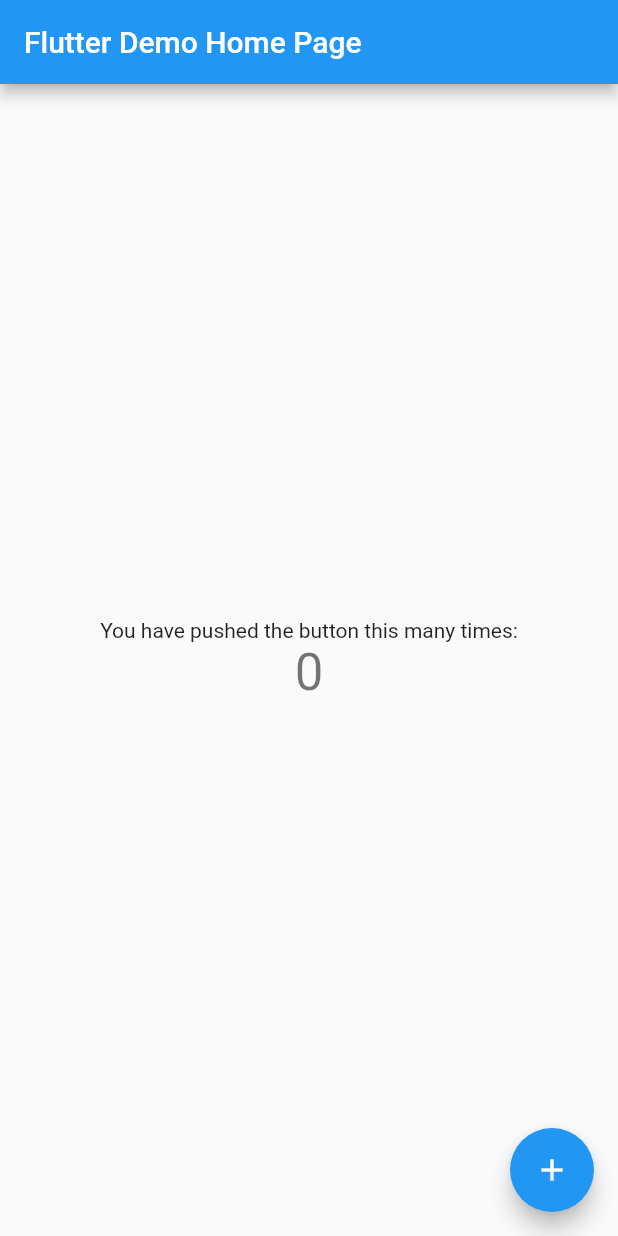
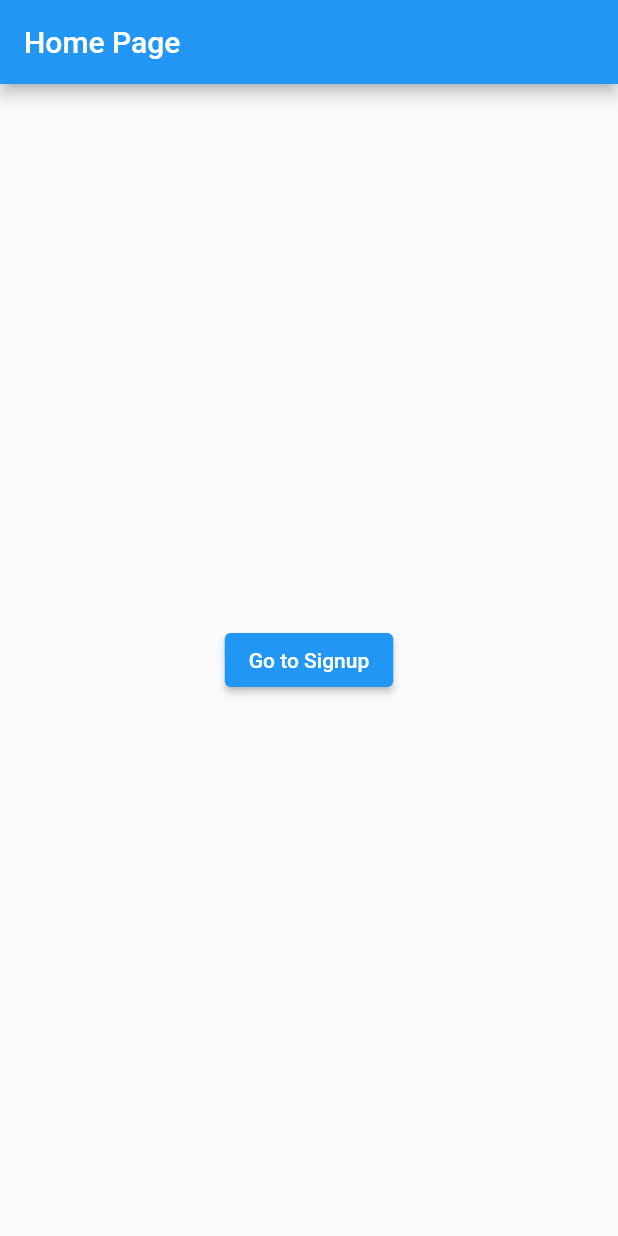
Before and after one commit to ysiddhapura/MoodTunes, a Flutter app: the screen it shows after launch, on a phone screen of 412 x 824 dp. Run offline on Flutter 3.47's test engine with Material 2 defaults, Android fonts, the phone set to English and light mode, and no system bars.

Commit message:
Added sign-up page

```diff
--- a/MoodTunes/lib/main.dart
+++ b/MoodTunes/lib/main.dart
@@ -1,115 +1,177 @@
 import 'package:flutter/material.dart';
+import 'sign_up.dart';
 
 void main() {
-  runApp(const MyApp());
+  runApp(MyApp());
 }
 
+
+// class MyApp extends StatelessWidget {
+//   const MyApp({super.key});
+//   @override
+//   Widget build(BuildContext context) {
+//     return MaterialApp(
+//       title: 'Flutter Demo',
+//       theme: ThemeData(
+//         primarySwatch: Colors.blue,
+//       ),
+//       home: MyHomePage(title: 'Flutter Demo Home Page'),
+//     );
+//   }
+// }
+
 class MyApp extends StatelessWidget {
-  const MyApp({super.key});
-
-  // This widget is the root of your application.
   @override
   Widget build(BuildContext context) {
     return MaterialApp(
-      title: 'Flutter Demo',
+      title: 'My App',
       theme: ThemeData(
-        // This is the theme of your application.
-        //
-        // Try running your application with "flutter run". You'll see the
-        // application has a blue toolbar. Then, without quitting the app, try
-        // changing the primarySwatch below to Colors.green and then invoke
-        // "hot reload" (press "r" in the console where you ran "flutter run",
-        // or simply save your changes to "hot reload" in a Flutter IDE).
-        // Notice that the counter didn't reset back to zero; the application
-        // is not restarted.
         primarySwatch: Colors.blue,
       ),
-      home: const MyHomePage(title: 'Flutter Demo Home Page'),
+      initialRoute: '/',
+      routes: {
+        '/': (context) => HomePage(),
+        '/signup': (context) => SignupPage(),
+      },
     );
   }
 }
 
-class MyHomePage extends StatefulWidget {
-  const MyHomePage({super.key, required this.title});
-
-  // This widget is the home page of your application. It is stateful, meaning
-  // that it has a State object (defined below) that contains fields that affect
-  // how it looks.
-
-  // This class is the configuration for the state. It holds the values (in this
-  // case the title) provided by the parent (in this case the App widget) and
-  // used by the build method of the State. Fields in a Widget subclass are
-  // always marked "final".
-
-  final String title;
-
-  @override
-  State<MyHomePage> createState() => _MyHomePageState();
-}
-
-class _MyHomePageState extends State<MyHomePage> {
-  int _counter = 0;
-
-  void _incrementCounter() {
-    setState(() {
-      // This call to setState tells the Flutter framework that something has
-      // changed in this State, which causes it to rerun the build method below
-      // so that the display can reflect the updated values. If we changed
-      // _counter without calling setState(), then the build method would not be
-      // called again, and so nothing would appear to happen.
-      _counter++;
-    });
-  }
-
+class HomePage extends StatelessWidget {
   @override
   Widget build(BuildContext context) {
-    // This method is rerun every time setState is called, for instance as done
-    // by the _incrementCounter method above.
-    //
-    // The Flutter framework has been optimized to make rerunning build methods
-    // fast, so that you can just rebuild anything that needs updating rather
-    // than having to individually change instances of widgets.
     return Scaffold(
       appBar: AppBar(
-        // Here we take the value from the MyHomePage object that was created by
-        // the App.build method, and use it to set our appbar title.
-        title: Text(widget.title),
+        title: Text('Home Page'),
       ),
       body: Center(
-        // Center is a layout widget. It takes a single child and positions it
-        // in the middle of the parent.
-        child: Column(
-          // Column is also a layout widget. It takes a list of children and
-          // arranges them vertically. By default, it sizes itself to fit its
-          // children horizontally, and tries to be as tall as its parent.
-          //
-          // Invoke "debug painting" (press "p" in the console, choose the
-          // "Toggle Debug Paint" action from the Flutter Inspector in Android
-          // Studio, or the "Toggle Debug Paint" command in Visual Studio Code)
-          // to see the wireframe for each widget.
-          //
-          // Column has various properties to control how it sizes itself and
-          // how it positions its children. Here we use mainAxisAlignment to
-          // center the children vertically; the main axis here is the vertical
-          // axis because Columns are vertical (the cross axis would be
-          // horizontal).
-          mainAxisAlignment: MainAxisAlignment.center,
-          children: <Widget>[
-            const Text(
-              'You have pushed the button this many times:',
-            ),
-            Text(
-              '$_counter',
-              style: Theme.of(context).textTheme.headlineMedium,
-            ),
-          ],
+        child: ElevatedButton(
+          child: Text('Go to Signup'),
+          onPressed: () {
+            Navigator.pushNamed(context, '/signup');
+          },
         ),
       ),
-      floatingActionButton: FloatingActionButton(
-        onPressed: _incrementCounter,
-        tooltip: 'Increment',
-        child: const Icon(Icons.add),
-      ), // This trailing comma makes auto-formatting nicer for build methods.
     );
   }
 }
+
+
+// class HomePage extends StatelessWidget {
+//   @override
+//   Widget build(BuildContext context) {
+//     return Scaffold(
+//       appBar: AppBar(
+//         title: Text('Home'),
+//       ),
+//       body: Center(
+//         child: ElevatedButton(
+//           onPressed: () {
+//             Navigator.push(
+//               context,
+//               MaterialPageRoute(builder: (context) => SignupPage()),
+//             );
+//           },
+//           child: Text('Sign up'),
+//         ),
+//       ),
+//     );
+//   }
+// }
+
+
+// class MyHomePage extends StatefulWidget {
+//   const MyHomePage({super.key, required this.title});
+
+//   // This widget is the home page of your application. It is stateful, meaning
+//   // that it has a State object (defined below) that contains fields that affect
+//   // how it looks.
+
+//   // This class is the configuration for the state. It holds the values (in this
+//   // case the title) provided by the parent (in this case the App widget) and
+//   // used by the build method of the State. Fields in a Widget subclass are
+//   // always marked "final".
+
+//   final String title;
+
+//   @override
+//   State<MyHomePage> createState() => _MyHomePageState();
+// }
+
+// class _MyHomePageState extends State<MyHomePage> {
+//   int _counter = 0;
+
+//   void _incrementCounter() {
+//     setState(() {
+//       // This call to setState tells the Flutter framework that something has
+//       // changed in this State, which causes it to rerun the build method below
+//       // so that the display can reflect the updated values. If we changed
+//       // _counter without calling setState(), then the build method would not be
+//       // called again, and so nothing would appear to happen.
+//       _counter++;
+//     });
+//   }
+
+//   // void _goToSignUpPage(BuildContext context) {
+//   //   Navigator.push(
+//   //     context,
+//   //     MaterialPageRoute(builder: (context) => SignUpPage()),
+//   //   );
+//   //   ElevatedButton(
+//   //     onPressed: () => _goToSignUpPage(context),
+//   //     child: const Text('Sign Up'),
+//   //   );
+//   // }
+
+//   @override
+//   Widget build(BuildContext context) {
+//     // This method is rerun every time setState is called, for instance as done
+//     // by the _incrementCounter method above.
+//     //
+//     // The Flutter framework has been optimized to make rerunning build methods
+//     // fast, so that you can just rebuild anything that needs updating rather
+//     // than having to individually change instances of widgets.
+//     return Scaffold(
+//       appBar: AppBar(
+//         // Here we take the value from the MyHomePage object that was created by
+//         // the App.build method, and use it to set our appbar title.
+//         title: Text(widget.title),
+//       ),
+//       body: Center(
+//         // Center is a layout widget. It takes a single child and positions it
+//         // in the middle of the parent.
+//         child: Column(
+//           // Column is also a layout widget. It takes a list of children and
+//           // arranges them vertically. By default, it sizes itself to fit its
+//           // children horizontally, and tries to be as tall as its parent.
+//           //
+//           // Invoke "debug painting" (press "p" in the console, choose the
+//           // "Toggle Debug Paint" action from the Flutter Inspector in Android
+//           // Studio, or the "Toggle Debug Paint" command in Visual Studio Code)
+//           // to see the wireframe for each widget.
+//           //
+//           // Column has various properties to control how it sizes itself and
+//           // how it positions its children. Here we use mainAxisAlignment to
+//           // center the children vertically; the main axis here is the vertical
+//           // axis because Columns are vertical (the cross axis would be
+//           // horizontal).
+//           mainAxisAlignment: MainAxisAlignment.center,
+//           children: <Widget>[
+//             const Text(
+//               'You have pushed the button this many times:',
+//             ),
+//             Text(
+//               '$_counter',
+//               style: Theme.of(context).textTheme.headlineMedium,
+//             ),
+//           ],
+//         ),
+//       ),
+//       floatingActionButton: FloatingActionButton(
+//         onPressed: _incrementCounter,
+//         tooltip: 'Increment',
+//         child: const Icon(Icons.add),
+//       ), // This trailing comma makes auto-formatting nicer for build methods.
+//     );
+//   }
+// }
--- a/MoodTunes/lib/sign_up.dart
+++ b/MoodTunes/lib/sign_up.dart
@@ -12,6 +12,9 @@ class _SignupPageState extends State<SignupPage> {
   @override
   Widget build(BuildContext context) {
     return Scaffold(
+      appBar: AppBar(
+        title: Text('Signup Page'),
+      ),
       body: Center(
         child: Padding(
           padding: const EdgeInsets.all(16.0),
@@ -60,11 +63,12 @@ class _SignupPageState extends State<SignupPage> {
                   ),
                 ),
                 SizedBox(height: 16),
-                RaisedButton(
+                ElevatedButton(
                   onPressed: () {
                     if (_formKey.currentState?.validate() ?? false) {
                       _formKey.currentState?.save();
                       // TODO: Perform signup action
+                      Navigator.pop(context); // Go back to previous screen
                     }
                   },
                   child: Text('Signup'),
```
